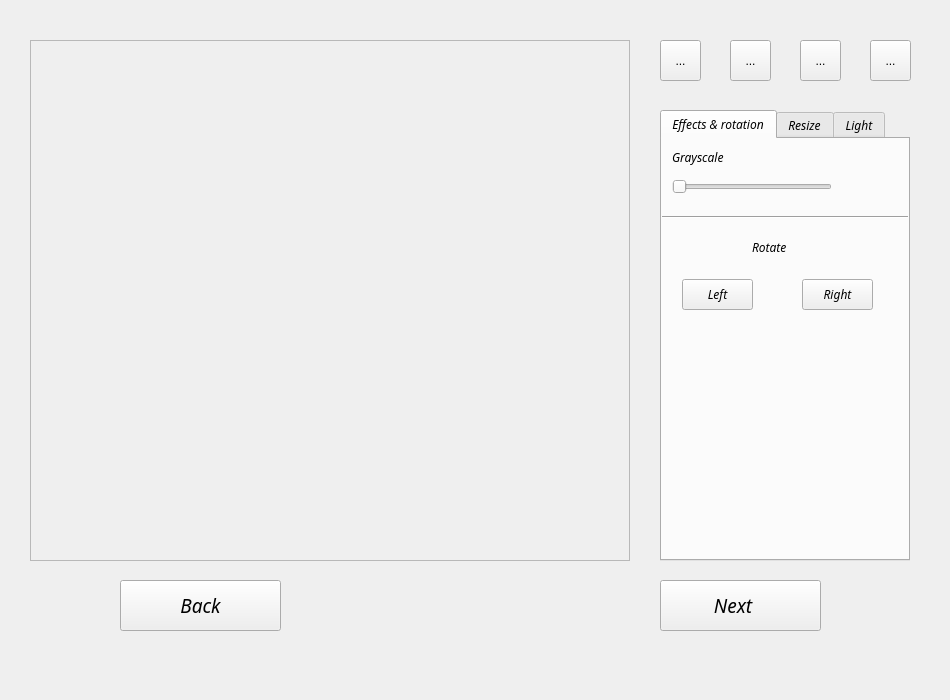
This is Descan/mainwindow.ui in ratspeaker/descan as Qt 5 draws it before an edit. The edited form follows.
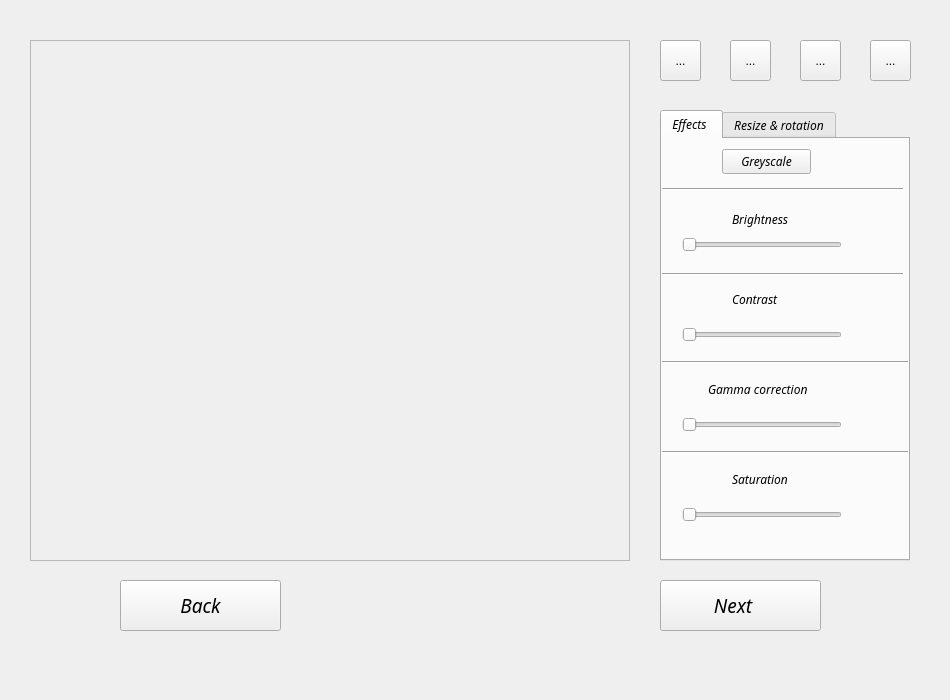
This is the edited form. Icons and pictures are not drawn.

What changed in the file:
```diff
--- a/Descan/mainwindow.ui
+++ b/Descan/mainwindow.ui
@@ -268,40 +268,105 @@
        <bool>false</bool>
       </property>
       <attribute name="title">
-       <string>Effects &amp;&amp; rotation</string>
+       <string>Effects </string>
       </attribute>
-      <widget class="QLabel" name="label">
+      <widget class="QPushButton" name="pbGreyscale">
        <property name="geometry">
         <rect>
-         <x>10</x>
+         <x>60</x>
          <y>10</y>
-         <width>67</width>
-         <height>17</height>
+         <width>89</width>
+         <height>25</height>
         </rect>
        </property>
        <property name="text">
-        <string>Grayscale</string>
+        <string>Greyscale</string>
        </property>
       </widget>
-      <widget class="Line" name="line">
+      <widget class="Line" name="line_2">
        <property name="geometry">
         <rect>
          <x>0</x>
+         <y>40</y>
+         <width>241</width>
+         <height>20</height>
+        </rect>
+       </property>
+       <property name="orientation">
+        <enum>Qt::Horizontal</enum>
+       </property>
+      </widget>
+      <widget class="QLabel" name="label_14">
+       <property name="geometry">
+        <rect>
+         <x>70</x>
          <y>70</y>
-         <width>251</width>
-         <height>16</height>
+         <width>81</width>
+         <height>21</height>
         </rect>
        </property>
+       <property name="text">
+        <string>Brightness</string>
+       </property>
+      </widget>
+      <widget class="QSlider" name="hsBrightness">
+       <property name="geometry">
+        <rect>
+         <x>20</x>
+         <y>90</y>
+         <width>160</width>
+         <height>31</height>
+        </rect>
+       </property>
        <property name="orientation">
         <enum>Qt::Horizontal</enum>
        </property>
       </widget>
-      <widget class="QSlider" name="horizontalSlider">
+      <widget class="Line" name="line_3">
        <property name="geometry">
         <rect>
-         <x>10</x>
-         <y>40</y>
+         <x>0</x>
+         <y>120</y>
+         <width>241</width>
+         <height>31</height>
+        </rect>
+       </property>
+       <property name="orientation">
+        <enum>Qt::Horizontal</enum>
+       </property>
+      </widget>
+      <widget class="QLabel" name="label_13">
+       <property name="geometry">
+        <rect>
+         <x>70</x>
+         <y>150</y>
+         <width>71</width>
+         <height>20</height>
+        </rect>
+       </property>
+       <property name="text">
+        <string>Contrast</string>
+       </property>
+      </widget>
+      <widget class="QSlider" name="hsContrast">
+       <property name="geometry">
+        <rect>
+         <x>20</x>
+         <y>180</y>
          <width>160</width>
+         <height>31</height>
+        </rect>
+       </property>
+       <property name="orientation">
+        <enum>Qt::Horizontal</enum>
+       </property>
+      </widget>
+      <widget class="Line" name="line_4">
+       <property name="geometry">
+        <rect>
+         <x>0</x>
+         <y>215</y>
+         <width>251</width>
          <height>16</height>
         </rect>
        </property>
@@ -309,43 +374,69 @@
         <enum>Qt::Horizontal</enum>
        </property>
       </widget>
-      <widget class="QLabel" name="label_2">
+      <widget class="QLabel" name="label_12">
        <property name="geometry">
         <rect>
-         <x>90</x>
-         <y>100</y>
-         <width>67</width>
-         <height>17</height>
+         <x>46</x>
+         <y>240</y>
+         <width>111</width>
+         <height>20</height>
         </rect>
        </property>
        <property name="text">
-        <string>Rotate</string>
+        <string>Gamma correction</string>
        </property>
       </widget>
-      <widget class="QToolButton" name="toolButton_5">
+      <widget class="QSlider" name="hsCorrection">
        <property name="geometry">
         <rect>
          <x>20</x>
-         <y>140</y>
-         <width>71</width>
+         <y>270</y>
+         <width>160</width>
          <height>31</height>
         </rect>
        </property>
+       <property name="orientation">
+        <enum>Qt::Horizontal</enum>
+       </property>
+      </widget>
+      <widget class="Line" name="line_5">
+       <property name="geometry">
+        <rect>
+         <x>0</x>
+         <y>305</y>
+         <width>251</width>
+         <height>16</height>
+        </rect>
+       </property>
+       <property name="orientation">
+        <enum>Qt::Horizontal</enum>
+       </property>
+      </widget>
+      <widget class="QLabel" name="label">
+       <property name="geometry">
+        <rect>
+         <x>70</x>
+         <y>330</y>
+         <width>81</width>
+         <height>20</height>
+        </rect>
+       </property>
        <property name="text">
-        <string>Left</string>
+        <string>Saturation</string>
        </property>
       </widget>
-      <widget class="QToolButton" name="toolButton_6">
+      <widget class="QSlider" name="hsSaturation">
        <property name="geometry">
         <rect>
-         <x>140</x>
-         <y>140</y>
-         <width>71</width>
+         <x>20</x>
+         <y>360</y>
+         <width>160</width>
          <height>31</height>
         </rect>
        </property>
-       <property name="text">
-        <string>Right</string>
+       <property name="orientation">
+        <enum>Qt::Horizontal</enum>
        </property>
       </widget>
      </widget>
@@ -357,7 +448,7 @@
        </font>
       </property>
       <attribute name="title">
-       <string>Resize</string>
+       <string>Resize &amp;&amp; rotation</string>
       </attribute>
       <widget class="QSlider" name="hsScale_2">
        <property name="geometry">
@@ -463,96 +554,26 @@
         <string>Vertical</string>
        </property>
       </widget>
-     </widget>
-     <widget class="QWidget" name="Light_2">
-      <attribute name="title">
-       <string>Light</string>
-      </attribute>
-      <widget class="QSlider" name="hsExposure_2">
-       <property name="geometry">
-        <rect>
-         <x>10</x>
-         <y>35</y>
-         <width>160</width>
-         <height>31</height>
-        </rect>
-       </property>
-       <property name="orientation">
-        <enum>Qt::Horizontal</enum>
-       </property>
-      </widget>
-      <widget class="QLabel" name="label_12">
-       <property name="geometry">
-        <rect>
-         <x>10</x>
-         <y>20</y>
-         <width>67</width>
-         <height>17</height>
-        </rect>
-       </property>
-       <property name="text">
-        <string>Exposure</string>
-       </property>
-      </widget>
-      <widget class="Line" name="line_9">
+      <widget class="Line" name="line">
        <property name="geometry">
         <rect>
          <x>0</x>
-         <y>50</y>
-         <width>231</width>
-         <height>51</height>
-        </rect>
-       </property>
-       <property name="orientation">
-        <enum>Qt::Horizontal</enum>
-       </property>
-      </widget>
-      <widget class="QLabel" name="label_13">
-       <property name="geometry">
-        <rect>
-         <x>10</x>
-         <y>90</y>
-         <width>67</width>
+         <y>210</y>
+         <width>251</width>
          <height>16</height>
         </rect>
        </property>
-       <property name="text">
-        <string>Contrast</string>
-       </property>
-      </widget>
-      <widget class="Line" name="line_10">
-       <property name="geometry">
-        <rect>
-         <x>0</x>
-         <y>120</y>
-         <width>231</width>
-         <height>61</height>
-        </rect>
-       </property>
        <property name="orientation">
         <enum>Qt::Horizontal</enum>
        </property>
       </widget>
-      <widget class="QSlider" name="hsBrightness_2">
+      <widget class="QLabel" name="label_2">
        <property name="geometry">
         <rect>
-         <x>10</x>
-         <y>190</y>
-         <width>160</width>
-         <height>31</height>
-        </rect>
-       </property>
-       <property name="orientation">
-        <enum>Qt::Horizontal</enum>
-       </property>
-      </widget>
-      <widget class="QLabel" name="label_14">
-       <property name="geometry">
-        <rect>
-         <x>10</x>
-         <y>170</y>
+         <x>90</x>
+         <y>260</y>
          <width>81</width>
-         <height>21</height>
+         <height>17</height>
         </rect>
        </property>
        <property name="text">
```
Left out of the diff: 27 changed lines with no effect on the pictures.
